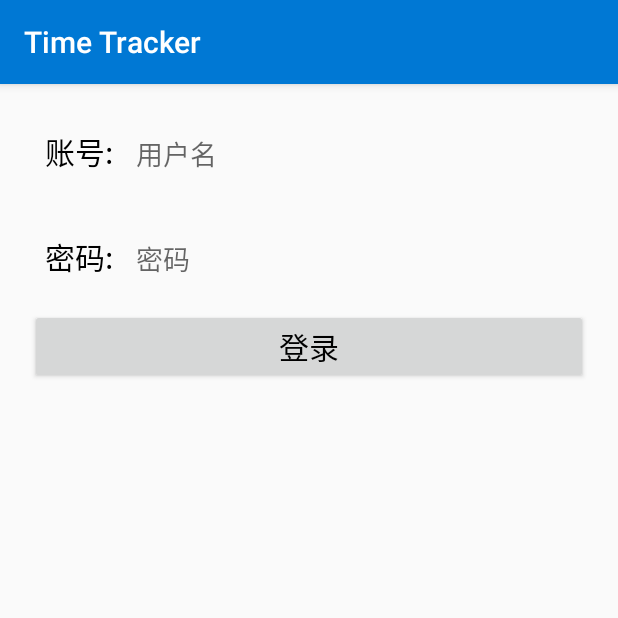
After one commit to WEIHAOLEE/Time-Tracker, an Android app: the LoginActivity screen opened directly, with no data from a screen before it, on a phone screen of 412 x 824 dp, the top half of it. The commit adds this screen. Run offline under Robolectric (Android 15) with nearby library versions, the phone set to English and light mode, and no system bars.

Commit message:
implment login funtion from server (use tomcat from my server)

```diff
--- a/app/build.gradle
+++ b/app/build.gradle
@@ -27,5 +27,6 @@ dependencies {
     androidTestImplementation 'androidx.test:runner:1.2.0'
     androidTestImplementation 'androidx.test.espresso:espresso-core:3.2.0'
     implementation 'com.google.android.material:material:1.1.0'
+    implementation 'com.google.code.gson:gson:2.8.6'
 
 }
--- /dev/null
+++ b/app/src/main/java/com/sky/timetracker/View/LoginActivity.java
@@ -0,0 +1,120 @@
+package com.sky.timetracker.View;
+
+import androidx.annotation.NonNull;
+import androidx.appcompat.app.AppCompatActivity;
+
+import android.annotation.SuppressLint;
+import android.os.Bundle;
+import android.os.Handler;
+import android.os.Message;
+import android.util.Log;
+import android.view.View;
+import android.widget.Button;
+import android.widget.TextView;
+import android.widget.Toast;
+
+import com.google.gson.Gson;
+import com.sky.timetracker.R;
+import com.sky.timetracker.pojo.OnlineUser;
+
+import java.io.BufferedReader;
+import java.io.InputStream;
+import java.io.InputStreamReader;
+import java.net.HttpURLConnection;
+import java.net.URL;
+import java.util.logging.LogRecord;
+
+public class LoginActivity extends AppCompatActivity {
+
+    private Button mBtLogin;
+    private TextView mTvUserName;
+    private TextView mTvUserPassword;
+    private OnlineUser mUser;
+    private static Handler mHandler;
+    private static final int WHAT_LOADER_RESULT = 1;
+
+//    private static class Handler extends android.os.Handler{
+//        private static final int WHAT_LOADER_RESULT = 1;
+//
+//        @Override
+//        public void handleMessage(@NonNull Message msg) {
+//            switch (msg.what){
+//                case WHAT_LOADER_RESULT:
+//                    OnlineUser user = (OnlineUser) msg.obj;
+////                    Toast.makeText(LoginActivity.this,"登录成功 用户名：" + user.toString(),Toast.LENGTH_SHORT).show();
+//                    break;
+//            }
+//
+//        }
+//    }
+
+
+    @SuppressLint("HandlerLeak")
+    @Override
+    protected void onCreate(Bundle savedInstanceState) {
+        super.onCreate(savedInstanceState);
+        setContentView(R.layout.activity_login);
+        mHandler = new Handler() {
+            @Override
+            public void handleMessage(Message msg) {
+                switch(msg.what) {
+                    case WHAT_LOADER_RESULT:
+                        OnlineUser user = (OnlineUser) msg.obj;
+                        makeTost(user.toString());
+                        break;
+                }
+            }
+        };
+        initView();
+    }
+
+    private void initView() {
+        mBtLogin = findViewById(R.id.bt_login);
+        mTvUserName = findViewById(R.id.et_id);
+        mTvUserPassword = findViewById(R.id.et_pwd);
+        mBtLogin.setOnClickListener(new View.OnClickListener() {
+            @Override
+            public void onClick(View v) {
+                new Thread(new Runnable() {
+                    @Override
+                    public void run() {
+                        loadData();
+                    }
+                }).start();
+
+
+            }
+        });
+    }
+
+    private void makeTost(String state) {
+        Toast.makeText(getApplicationContext(),state,Toast.LENGTH_SHORT).show();
+    }
+
+    private void loadData() {
+        try {
+            String parpreUrl = "http://47.101.190.152:8080/appServer/login?userName=" + mTvUserName.getText().toString().trim() + "&userPassword=" + mTvUserPassword.getText().toString().trim();
+            URL url = new URL(parpreUrl);
+            HttpURLConnection httpURLConnection  = (HttpURLConnection) url.openConnection();
+            int responseCode = httpURLConnection.getResponseCode();
+            if (responseCode == 200){
+                httpURLConnection.setConnectTimeout(1000);
+                InputStream inputStream = httpURLConnection.getInputStream();
+                BufferedReader bufferedReader = new BufferedReader(new InputStreamReader(inputStream, "UTF-8"));
+                String line;
+                while((line = bufferedReader.readLine()) != null) {
+                    Log.d("测试",line);
+                    Gson gson = new Gson();
+                    Message message = mHandler.obtainMessage();
+                    message.what = WHAT_LOADER_RESULT;
+                    message.obj = gson.fromJson(line, OnlineUser.class);
+                    mHandler.sendMessage(message);
+                }
+                bufferedReader.close();
+            }
+
+        }catch (Exception e){
+            e.printStackTrace();
+        }
+    }
+}
--- /dev/null
+++ b/app/src/main/res/layout/activity_login.xml
@@ -0,0 +1,75 @@
+<?xml version="1.0" encoding="utf-8"?>
+<RelativeLayout xmlns:android="http://schemas.android.com/apk/res/android"
+    xmlns:tools="http://schemas.android.com/tools"
+    android:layout_width="match_parent"
+    android:layout_height="match_parent"
+    tools:context=".View.LoginActivity">
+
+    <LinearLayout
+        android:id="@+id/ll_1"
+        android:layout_width="match_parent"
+        android:layout_height="wrap_content"
+        android:layout_marginTop="20dp"
+        android:layout_marginLeft="20dp"
+        android:layout_marginRight="20dp"
+        android:padding="10dp">
+
+        <TextView
+            android:layout_width="wrap_content"
+            android:layout_height="wrap_content"
+            android:text="账号:"
+            android:textSize="20sp"
+            android:textColor="#000000"/>
+        <EditText
+            android:id="@+id/et_id"
+            android:layout_width="match_parent"
+            android:layout_height="wrap_content"
+            android:layout_marginLeft="15dp"
+            android:background="@null"
+            android:inputType="text"
+            android:hint="用户名"/>
+
+    </LinearLayout>
+
+    <LinearLayout
+        android:id="@+id/ll_2"
+        android:layout_width="match_parent"
+        android:layout_height="wrap_content"
+        android:layout_below="@id/ll_1"
+        android:layout_marginTop="20dp"
+        android:layout_marginLeft="20dp"
+        android:layout_marginRight="20dp"
+        android:padding="10dp">
+
+        <TextView
+            android:layout_width="wrap_content"
+            android:layout_height="wrap_content"
+            android:text="密码:"
+            android:textSize="20sp"
+            android:textColor="#000000" />
+
+        <EditText
+            android:id="@+id/et_pwd"
+            android:layout_width="match_parent"
+            android:layout_height="wrap_content"
+            android:layout_marginLeft="15dp"
+            android:background="@null"
+            android:inputType="numberPassword"
+            android:hint="密码"/>
+
+    </LinearLayout>
+
+    <Button
+        android:id="@+id/bt_login"
+        android:layout_width="match_parent"
+        android:layout_height="wrap_content"
+        android:layout_below="@id/ll_2"
+        android:layout_marginTop="10dp"
+        android:layout_marginLeft="20dp"
+        android:layout_marginRight="20dp"
+        android:text="登录"
+        android:textSize="20sp"
+        android:textColor="#000000"
+        android:layout_centerHorizontal="true"/>
+
+</RelativeLayout>
```
Also changed, not shown: app/src/main/AndroidManifest.xml (+6 -4 lines), app/src/main/java/com/sky/timetracker/View/Fragment/UserPageFragment.java (+23 -2 lines), app/src/main/java/com/sky/timetracker/pojo/OnlineUser.java (added, +60 -0 lines), app/src/main/res/layout/fragment_user_page.xml (+13 -6 lines).
